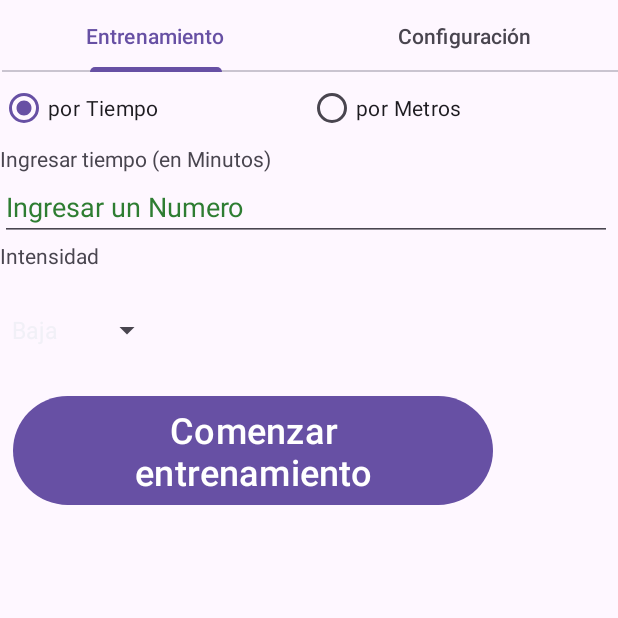
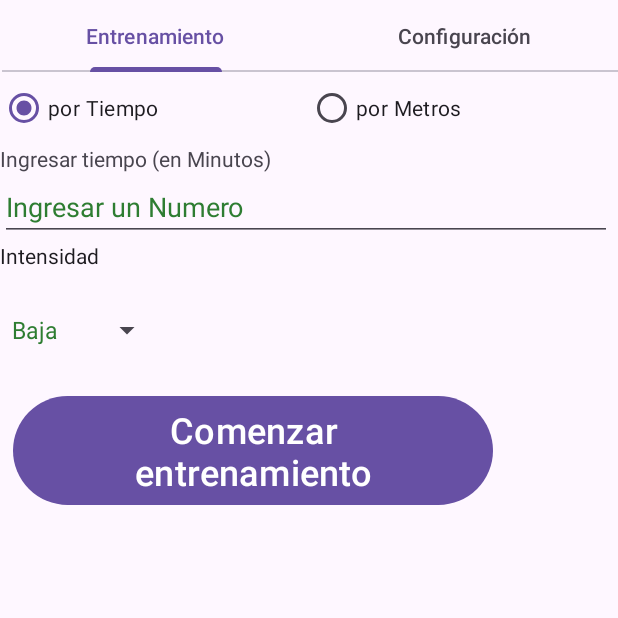
Before and after one commit to Facundojimenez/biciSmartAndroid, an Android app: the TrainingSetupFragment screen opened directly, with no data from a screen before it, on a phone screen of 412 x 824 dp, the top half of it. Run offline under Robolectric (Android 15) with nearby library versions, the phone set to English and light mode, and no system bars; 4 statements that could not run were skipped.

Commit message:
cambios bt + night mode

```diff
--- a/app/src/main/java/com/example/bicismart/DeviceListAdapter.java
+++ b/app/src/main/java/com/example/bicismart/DeviceListAdapter.java
@@ -65,7 +65,7 @@ public class DeviceListAdapter extends BaseAdapter
 
         holder.nameTv.setText(device.getName());
         holder.addressTv.setText(device.getAddress());
-        holder.pairBtn.setText((device.getBondState() == BluetoothDevice.BOND_BONDED) ? "Unpair" : "Pair");
+        holder.pairBtn.setText((device.getBondState() == BluetoothDevice.BOND_BONDED) ? "Connect" : "Pair");
 
         holder.pairBtn.setOnClickListener(new View.OnClickListener()
         {
--- a/app/src/main/java/com/example/bicismart/TrainingSetupFragment.java
+++ b/app/src/main/java/com/example/bicismart/TrainingSetupFragment.java
@@ -2,6 +2,7 @@ package com.example.bicismart;
 
 import android.annotation.SuppressLint;
 import android.content.Intent;
+import android.graphics.Color;
 import android.os.Bundle;
 
 import androidx.annotation.NonNull;
@@ -12,6 +13,7 @@ import androidx.fragment.app.FragmentResultListener;
 import android.view.LayoutInflater;
 import android.view.View;
 import android.view.ViewGroup;
+import android.widget.AdapterView;
 import android.widget.ArrayAdapter;
 import android.widget.Button;
 import android.widget.EditText;
@@ -97,10 +99,23 @@ public class TrainingSetupFragment extends Fragment
 
         ArrayAdapter<String> adaptador = new ArrayAdapter<>(requireActivity().getApplicationContext(), android.R.layout.simple_spinner_item, intensidades);
         spItensity.setAdapter(adaptador);
+        // esto es para cambiar el color del 1er item seleccionado
+        spItensity.setOnItemSelectedListener(new AdapterView.OnItemSelectedListener() {
+            public void onItemSelected(AdapterView<?> adapterView, View view, int i, long l) {
+                TextView ch = ((TextView)spItensity.getChildAt(0));
+                if (ch != null) {
+                    ch.setTextColor(Color.parseColor("#2E7D32"));
+                }
+            }
+
+            public void onNothingSelected(AdapterView<?> adapterView) {
+                return;
+            }
+        });
 
         Bundle args = getArguments();
         address = args.getString("Direccion_Bluetooth", address);
-        showToast("Adress: " + address);
+        showToast("Address: " + address);
 
         btnTime.setOnClickListener(new View.OnClickListener()
         {
--- a/app/src/main/res/layout/bt_activity_paired_devices.xml
+++ b/app/src/main/res/layout/bt_activity_paired_devices.xml
@@ -14,6 +14,7 @@
         android:layout_height="wrap_content"
         android:gravity="center"
         android:text="Lista de Dispositivos"
+        android:textColor="?android:attr/textColorPrimary"
         android:textSize="17sp" />
 
     <ListView
--- a/app/src/main/res/layout/tr_fragment_training_setup.xml
+++ b/app/src/main/res/layout/tr_fragment_training_setup.xml
@@ -55,7 +55,8 @@
             android:id="@+id/tvIntensidad"
             android:layout_width="match_parent"
             android:layout_height="wrap_content"
-            android:text="Intensidad" />
+            android:text="Intensidad"
+            android:textColor="?android:attr/textColorPrimary"/>
 
         <Spinner
             android:id="@+id/spinner_Intensidad"
--- /dev/null
+++ b/app/src/main/res/values-night/colors.xml
@@ -0,0 +1,6 @@
+<?xml version="1.0" encoding="utf-8"?>
+<resources>
+    <color name="black">#FF000000</color>
+    <color name="white">#FFFFFFFF</color>
+
+</resources>
--- a/app/src/main/res/values/themes.xml
+++ b/app/src/main/res/values/themes.xml
@@ -3,7 +3,9 @@
     <style name="Base.Theme.BiciSmart" parent="Theme.Material3.DayNight.NoActionBar">
         <!-- Customize your light theme here. -->
         <!-- <item name="colorPrimary">@color/my_light_primary</item> -->
+
     </style>
 
     <style name="Theme.BiciSmart" parent="Base.Theme.BiciSmart" />
+
 </resources>
```
Also changed, not shown: app/src/main/java/com/example/bicismart/DeviceListActivity.java (+10 -1 lines), app/src/main/res/layout/bt_list_item_device.xml (+5 -2 lines), app/src/main/res/drawable-night/bicycle.png (added).
